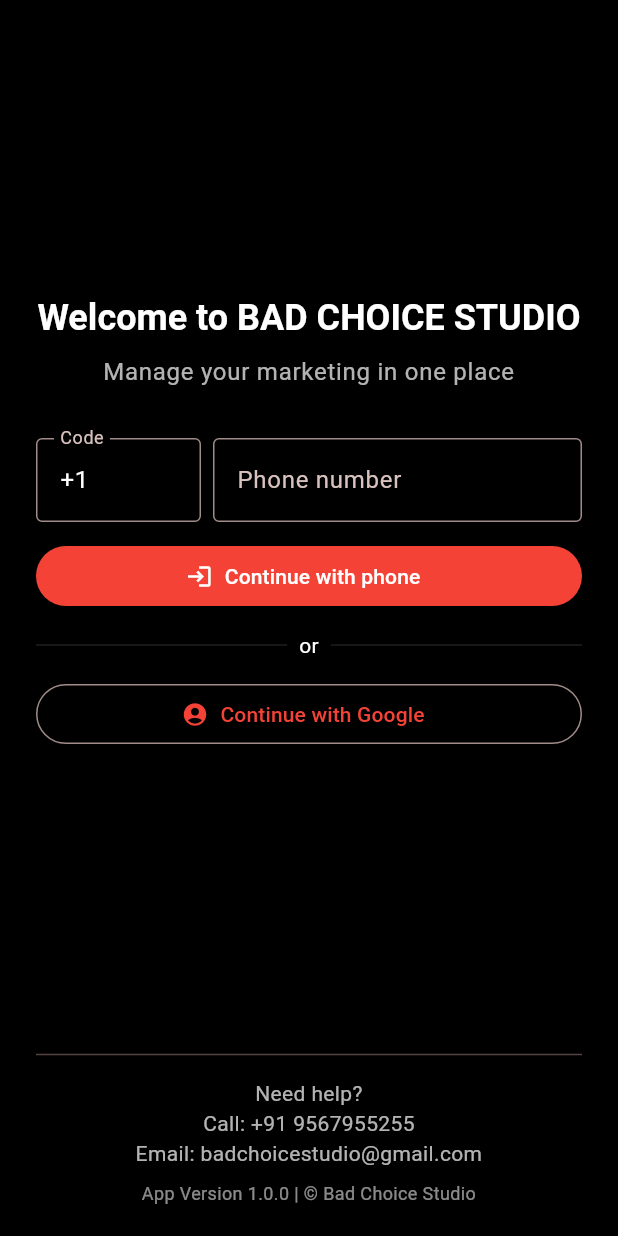
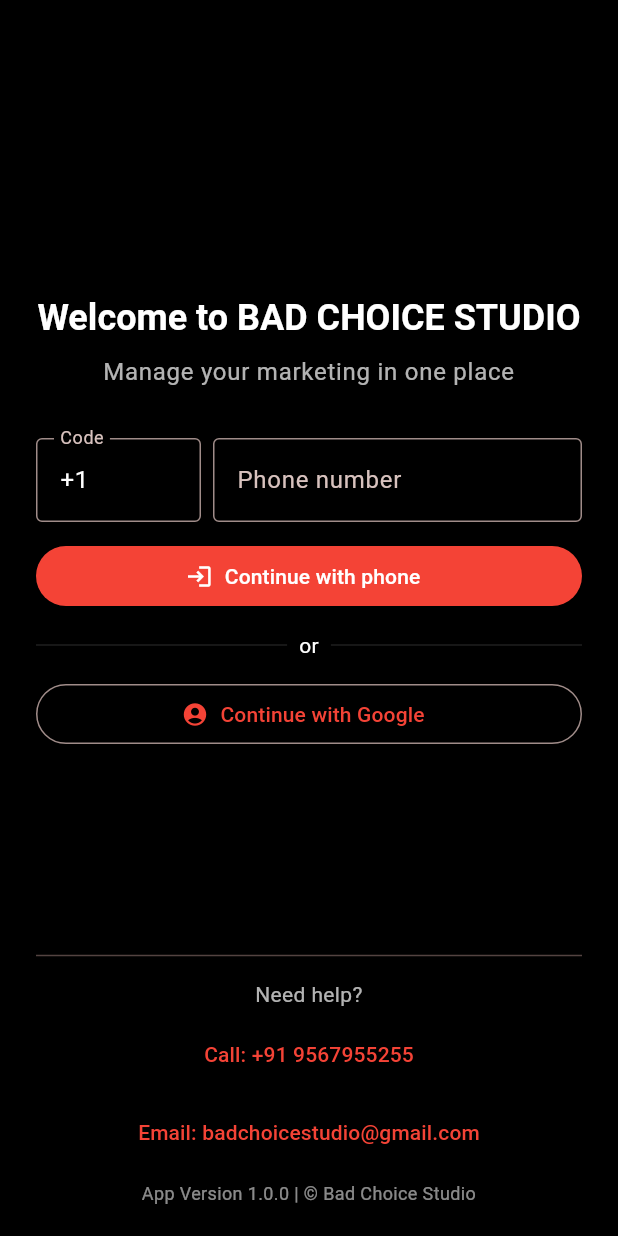
Before and after one commit to annmonrajijames/bad_choice_studio_app, a Flutter app: the screen it shows after launch, on a phone screen of 412 x 824 dp. Run offline on Flutter 3.47's test engine with Material 3 defaults, Android fonts, the phone set to English and light mode, and no system bars; our stand-ins replace google_sign_in.

Commit message:
Company phone number and email id opens to make contact

```diff
--- a/lib/main.dart
+++ b/lib/main.dart
@@ -50,6 +50,11 @@
   final TextEditingController _phoneController = TextEditingController();
   final TextEditingController _dialCodeController = TextEditingController();
   bool _busy = false;
+  static final Uri _footerPhoneUri = Uri(scheme: 'tel', path: '+919567955255');
+  static final Uri _footerEmailUri = Uri(
+    scheme: 'mailto',
+    path: 'badchoicestudio@gmail.com',
+  );
 
   @override
   void initState() {
@@ -178,6 +183,15 @@
     );
   }
 
+  Future<void> _launch(Uri uri) async {
+    final ok = await launchUrl(uri, mode: LaunchMode.externalApplication);
+    if (!ok && mounted) {
+      ScaffoldMessenger.of(context).showSnackBar(
+        const SnackBar(content: Text('Could not open link')),
+      );
+    }
+  }
+
   @override
   Widget build(BuildContext context) {
     final theme = Theme.of(context);
@@ -288,21 +302,45 @@
           padding: const EdgeInsets.fromLTRB(24, 8, 24, 16),
           child: Column(
             mainAxisSize: MainAxisSize.min,
-            children: const [
-              Divider(),
-              SizedBox(height: 8),
-              Text(
-                'Need help?\nCall: +91 9567955255\nEmail: badchoicestudio@gmail.com',
+            children: [
+              const Divider(),
+              const SizedBox(height: 8),
+              const Text(
+                'Need help?',
                 textAlign: TextAlign.center,
                 style: TextStyle(color: Colors.white70),
               ),
-              SizedBox(height: 8),
-              Text(
+              const SizedBox(height: 6),
+              Wrap(
+                alignment: WrapAlignment.center,
+                spacing: 16,
+                runSpacing: 4,
+                children: [
+                  TextButton(
+                    onPressed: () => _launch(_footerPhoneUri),
+                    style: TextButton.styleFrom(
+                      foregroundColor: Theme.of(context).colorScheme.primary,
+                      padding: EdgeInsets.zero,
+                    ),
+                    child: const Text('Call: +91 9567955255'),
+                  ),
+                  TextButton(
+                    onPressed: () => _launch(_footerEmailUri),
+                    style: TextButton.styleFrom(
+                      foregroundColor: Theme.of(context).colorScheme.primary,
+                      padding: EdgeInsets.zero,
+                    ),
+                    child: const Text('Email: badchoicestudio@gmail.com'),
+                  ),
+                ],
+              ),
+              const SizedBox(height: 8),
+              const Text(
                 'App Version 1.0.0 | © Bad Choice Studio',
                 textAlign: TextAlign.center,
                 style: TextStyle(color: Colors.white54, fontSize: 12),
               ),
-              SizedBox(height: 4),
+              const SizedBox(height: 4),
             ],
           ),
         ),
```
